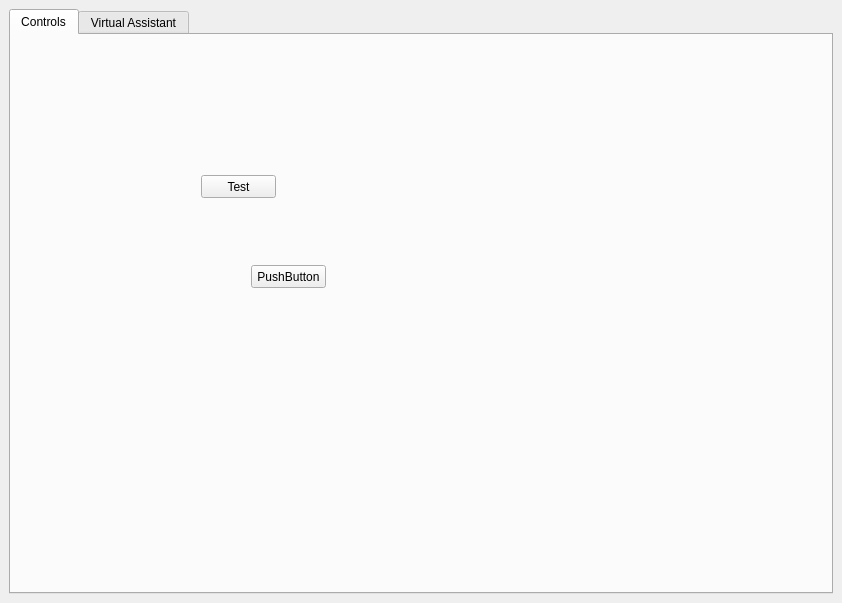
The window that UI/MainWindow.ui (ashwinpilgaonkar/Flick) describes before a commit, drawn with Qt 5.
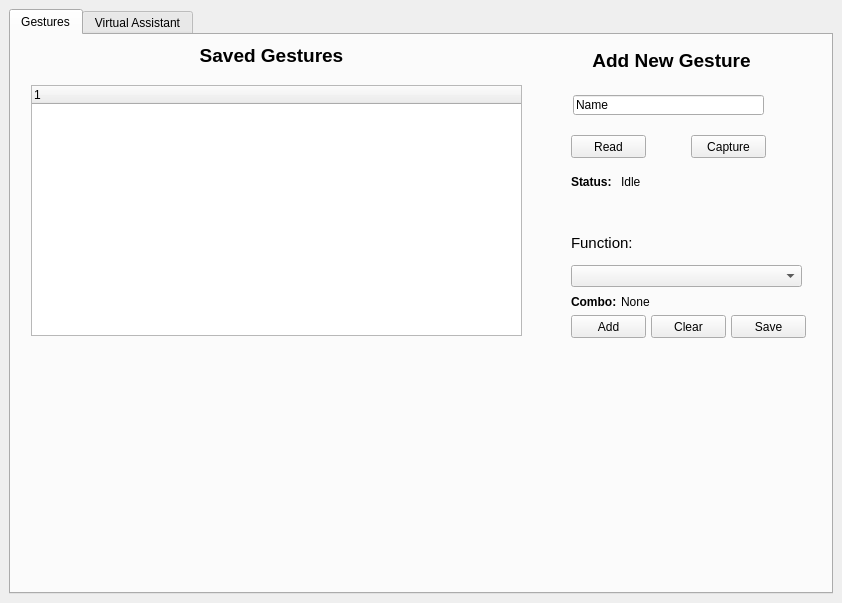
The same window after the commit. The open tabs and pages were chosen to show the change.

Commit message: Created Gestures UI Page

```diff
--- a/UI/MainWindow.ui
+++ b/UI/MainWindow.ui
@@ -31,34 +31,247 @@
       </property>
       <widget class="QWidget" name="TabControls">
        <attribute name="title">
-        <string>Controls</string>
+        <string>Gestures</string>
        </attribute>
-       <widget class="QPushButton" name="pushButton_2">
+       <widget class="QLabel" name="label">
         <property name="geometry">
          <rect>
-          <x>240</x>
+          <x>570</x>
+          <y>0</y>
+          <width>181</width>
+          <height>51</height>
+         </rect>
+        </property>
+        <property name="font">
+         <font>
+          <family>MS Shell Dlg 2</family>
+          <pointsize>14</pointsize>
+          <weight>75</weight>
+          <bold>true</bold>
+         </font>
+        </property>
+        <property name="text">
+         <string>Add New Gesture</string>
+        </property>
+        <property name="alignment">
+         <set>Qt::AlignCenter</set>
+        </property>
+        <property name="wordWrap">
+         <bool>false</bool>
+        </property>
+       </widget>
+       <widget class="QPushButton" name="CaptureGestureButton">
+        <property name="geometry">
+         <rect>
+          <x>680</x>
+          <y>100</y>
+          <width>75</width>
+          <height>23</height>
+         </rect>
+        </property>
+        <property name="text">
+         <string>Capture</string>
+        </property>
+       </widget>
+       <widget class="QComboBox" name="FunctionDropdown">
+        <property name="geometry">
+         <rect>
+          <x>560</x>
           <y>230</y>
+          <width>231</width>
+          <height>22</height>
+         </rect>
+        </property>
+       </widget>
+       <widget class="QPushButton" name="ReadGestureButton">
+        <property name="geometry">
+         <rect>
+          <x>560</x>
+          <y>100</y>
           <width>75</width>
           <height>23</height>
          </rect>
         </property>
         <property name="text">
-         <string>PushButton</string>
+         <string>Read</string>
         </property>
        </widget>
-       <widget class="QPushButton" name="pushButton">
+       <widget class="QLineEdit" name="GestureName">
         <property name="geometry">
          <rect>
-          <x>190</x>
-          <y>140</y>
+          <x>562</x>
+          <y>60</y>
+          <width>191</width>
+          <height>20</height>
+         </rect>
+        </property>
+        <property name="text">
+         <string>Name</string>
+        </property>
+       </widget>
+       <widget class="QLabel" name="label_7">
+        <property name="geometry">
+         <rect>
+          <x>560</x>
+          <y>200</y>
+          <width>111</width>
+          <height>16</height>
+         </rect>
+        </property>
+        <property name="font">
+         <font>
+          <family>MS Shell Dlg 2</family>
+          <pointsize>11</pointsize>
+          <weight>50</weight>
+          <bold>false</bold>
+         </font>
+        </property>
+        <property name="text">
+         <string>Function:</string>
+        </property>
+       </widget>
+       <widget class="QPushButton" name="AddButton">
+        <property name="geometry">
+         <rect>
+          <x>560</x>
+          <y>280</y>
           <width>75</width>
           <height>23</height>
          </rect>
         </property>
         <property name="text">
-         <string>Test</string>
+         <string>Add</string>
         </property>
        </widget>
+       <widget class="QPushButton" name="SaveButton">
+        <property name="geometry">
+         <rect>
+          <x>720</x>
+          <y>280</y>
+          <width>75</width>
+          <height>23</height>
+         </rect>
+        </property>
+        <property name="text">
+         <string>Save</string>
+        </property>
+       </widget>
+       <widget class="QLabel" name="label_8">
+        <property name="geometry">
+         <rect>
+          <x>560</x>
+          <y>260</y>
+          <width>47</width>
+          <height>13</height>
+         </rect>
+        </property>
+        <property name="font">
+         <font>
+          <family>MS Shell Dlg 2</family>
+          <weight>75</weight>
+          <bold>true</bold>
+         </font>
+        </property>
+        <property name="text">
+         <string>Combo: </string>
+        </property>
+       </widget>
+       <widget class="QPushButton" name="ClearButton">
+        <property name="geometry">
+         <rect>
+          <x>640</x>
+          <y>280</y>
+          <width>75</width>
+          <height>23</height>
+         </rect>
+        </property>
+        <property name="text">
+         <string>Clear</string>
+        </property>
+       </widget>
+       <widget class="QLabel" name="label_9">
+        <property name="geometry">
+         <rect>
+          <x>560</x>
+          <y>140</y>
+          <width>47</width>
+          <height>13</height>
+         </rect>
+        </property>
+        <property name="font">
+         <font>
+          <weight>75</weight>
+          <bold>true</bold>
+         </font>
+        </property>
+        <property name="text">
+         <string>Status:</string>
+        </property>
+       </widget>
+       <widget class="QLabel" name="StatusLabel">
+        <property name="geometry">
+         <rect>
+          <x>610</x>
+          <y>140</y>
+          <width>47</width>
+          <height>13</height>
+         </rect>
+        </property>
+        <property name="text">
+         <string>Idle</string>
+        </property>
+       </widget>
+       <widget class="QLabel" name="ComboLabel">
+        <property name="geometry">
+         <rect>
+          <x>610</x>
+          <y>260</y>
+          <width>47</width>
+          <height>13</height>
+         </rect>
+        </property>
+        <property name="text">
+         <string>None</string>
+        </property>
+       </widget>
+       <widget class="QLabel" name="label_10">
+        <property name="geometry">
+         <rect>
+          <x>170</x>
+          <y>0</y>
+          <width>181</width>
+          <height>41</height>
+         </rect>
+        </property>
+        <property name="font">
+         <font>
+          <pointsize>14</pointsize>
+          <weight>75</weight>
+          <bold>true</bold>
+         </font>
+        </property>
+        <property name="text">
+         <string>Saved Gestures</string>
+        </property>
+        <property name="alignment">
+         <set>Qt::AlignCenter</set>
+        </property>
+       </widget>
+       <widget class="QTreeWidget" name="dbTable">
+        <property name="geometry">
+         <rect>
+          <x>20</x>
+          <y>50</y>
+          <width>491</width>
+          <height>251</height>
+         </rect>
+        </property>
+        <column>
+         <property name="text">
+          <string notr="true">1</string>
+         </property>
+        </column>
+       </widget>
       </widget>
       <widget class="QWidget" name="TabVA">
        <attribute name="title">
```
Left out of the diff: 19 changed lines with no effect on the pictures. The commit also changes 2 other files.
